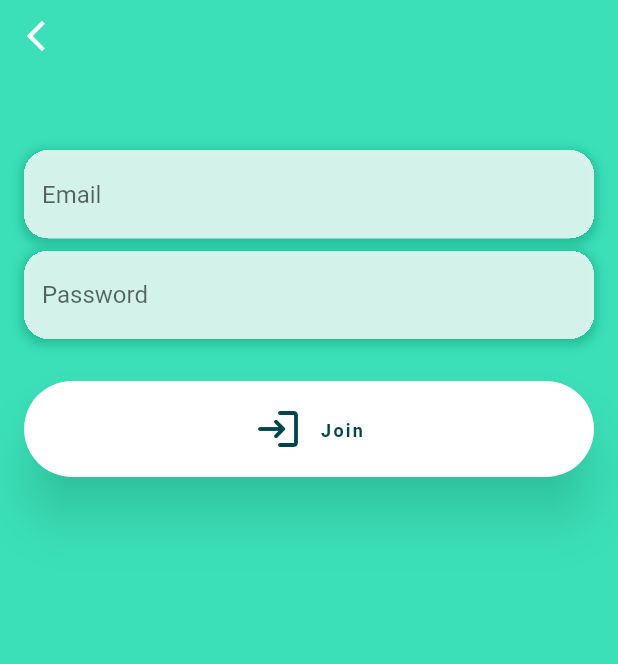
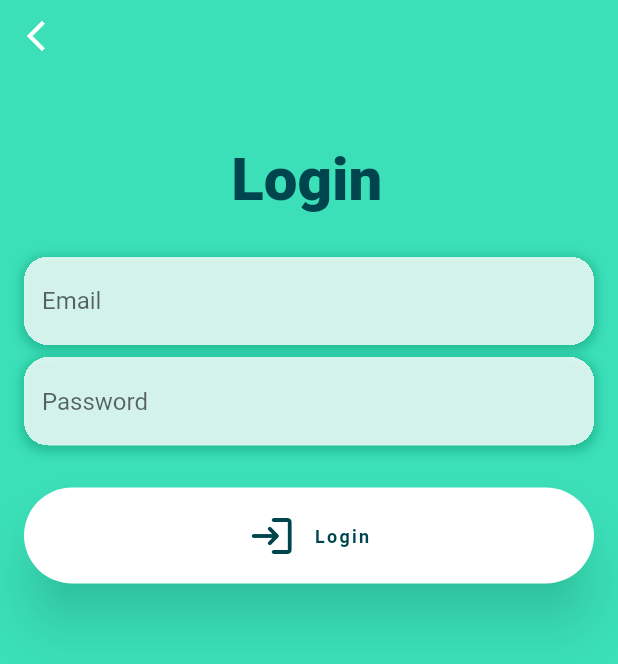
Before and after one commit to davidrichard23/visual-calendar, a Flutter app: the screen it shows after launch, after a tap on "Login", on a phone screen of 412 x 824 dp. Shown: the top 664 px of the screen. Run offline on Flutter 3.47's test engine with Material 2 defaults, Android fonts, the phone set to English and light mode, and no system bars; our stand-ins replace cached_network_image, carousel_slider, confetti, email_validator, flutter_hooks, fluttertoast and 9 more; missing offline and left inert: dart:ffi, icon_decoration, passcode_screen, rake, sheet, syncfusion_flutter_core; generated files the repository leaves out were written again; statements that could not run were skipped.

Commit message:
design: add max width to login screen

```diff
--- /dev/null
+++ b/lib/components/max_width.dart
@@ -0,0 +1,18 @@
+import 'package:flutter/material.dart';
+
+class MaxWidth extends StatelessWidget {
+  final double maxWidth;
+  final Widget child;
+
+  const MaxWidth({required this.maxWidth, required this.child, Key? key})
+      : super(key: key);
+
+  @override
+  Widget build(BuildContext context) {
+    return Column(mainAxisSize: MainAxisSize.min, children: [
+      Flexible(
+          child: ConstrainedBox(
+              constraints: BoxConstraints(maxWidth: maxWidth), child: child))
+    ]);
+  }
+}
--- a/lib/screens/login/email_password.dart
+++ b/lib/screens/login/email_password.dart
@@ -1,5 +1,8 @@
 import 'package:calendar/components/custom_text_form_field.dart';
+import 'package:calendar/components/max_width.dart';
+import 'package:calendar/components/text/h1.dart';
 import 'package:calendar/screens/login/login_button.dart';
+import 'package:calendar/screens/login/login_screen.dart';
 import 'package:calendar/screens/login/login_text_form_field.dart';
 import 'package:email_validator/email_validator.dart';
 import 'package:flutter/material.dart';
@@ -8,9 +11,13 @@ import 'package:realm/realm.dart';
 class EmailPassword extends StatefulWidget {
   final PageController pageController;
   final Function(String, String) onSubmit;
+  final String submitText;
 
   const EmailPassword(
-      {Key? key, required this.pageController, required this.onSubmit})
+      {Key? key,
+      required this.pageController,
+      required this.onSubmit,
+      required this.submitText})
       : super(key: key);
 
   @override
@@ -50,7 +57,10 @@ class _EmailPasswordState extends State<EmailPassword> {
   @override
   Widget build(BuildContext context) {
     return SingleChildScrollView(
-        child: Column(crossAxisAlignment: CrossAxisAlignment.start, children: [
+        child: MaxWidth(
+            maxWidth: maxWidth,
+            child:
+                Column(crossAxisAlignment: CrossAxisAlignment.start, children: [
               IconButton(
                 onPressed: () {
                   FocusManager.instance.primaryFocus?.unfocus();
@@ -74,6 +84,11 @@ class _EmailPasswordState extends State<EmailPassword> {
                             style: const TextStyle(color: Colors.red),
                           ),
                         const SizedBox(height: 16),
+                        H1(
+                          widget.submitText,
+                          large: true,
+                        ),
+                        const SizedBox(height: 24),
                         Form(
                             key: _formKey,
                             child: Column(children: [
@@ -116,12 +131,12 @@ class _EmailPasswordState extends State<EmailPassword> {
                             ])),
                         const SizedBox(height: 16),
                         LoginScreenButton(
-                  text: 'Join',
+                          text: widget.submitText,
                           icon: Icons.login_rounded,
                           onTap: handleOnSubmit,
                           isLoading: isLoading,
                         ),
                       ]))
-    ]));
+            ])));
   }
 }
--- a/lib/screens/login/login_screen.dart
+++ b/lib/screens/login/login_screen.dart
@@ -1,5 +1,6 @@
 import 'dart:async';
 import 'dart:developer';
+import 'package:calendar/components/max_width.dart';
 import 'package:calendar/models/team_model.dart';
 import 'package:calendar/realm/app_services.dart';
 import 'package:calendar/realm/init_realm.dart';
@@ -12,6 +13,8 @@ import 'package:calendar/state/app_state.dart';
 import 'package:flutter/material.dart';
 import 'package:provider/provider.dart';
 import 'package:realm/realm.dart';
+
+const double maxWidth = 500;
 
 enum LoginType {
   login,
@@ -73,11 +76,14 @@ class _LoginScreenState extends State<LoginScreen> {
       }
     }
 
-    createTeam(String teamName, String dependentName) async {
+    createTeam(String dependentName) async {
       try {
         var team = TeamModel.create(
             realmManager.realm!,
-            Team(ObjectId(), ObjectId.fromHexString(currentUser!.id), teamName,
+            Team(
+                ObjectId(),
+                ObjectId.fromHexString(currentUser!.id),
+                '', // teamname is no longer required
                 dependentName));
 
         await Future.delayed(const Duration(milliseconds: 1000), () async {
@@ -130,9 +136,7 @@ class _LoginScreenState extends State<LoginScreen> {
     }
 
     return Scaffold(
-        // drawer: const DrawerComponent(),
         backgroundColor: theme.primaryColor,
-        // appBar: const DailyAppBar(),
         body: Builder(builder: ((context) {
           return SafeArea(
             bottom: false,
@@ -140,37 +144,54 @@ class _LoginScreenState extends State<LoginScreen> {
                 physics: const NeverScrollableScrollPhysics(),
                 controller: _pageController,
                 children: [
+                  // Error
                   if (error != null)
-                    Text(
-                      'Error: ${error!}',
-                      style: const TextStyle(color: Colors.red),
-                    ),
+                    MaxWidth(
+                        maxWidth: maxWidth,
+                        child: Text(
+                          'Error: ${error!}',
+                          style: const TextStyle(color: Colors.red),
+                        )),
+
+                  // Scenario
                   ScenarioSelection(setLoginType: setLoginType),
+
+                  // Dependent
                   if (loginType == LoginType.setupDependent)
                     InviteToken(
                         hideBackButton: true,
                         pageController: _pageController,
                         onSubmit: joinTeam),
+
+                  // Create Team
                   if (loginType == LoginType.createTeam)
                     if (currentUser == null)
                       EmailPassword(
                           pageController: _pageController,
-                          onSubmit: createAccount)
+                          onSubmit: createAccount,
+                          submitText: 'Create Account')
                     else
                       CreateTeam(
                           onSubmit: createTeam,
                           pageController: _pageController),
+
+                  // Join Team
                   if (loginType == LoginType.joinTeam)
                     if (currentUser == null)
                       EmailPassword(
                           pageController: _pageController,
-                          onSubmit: createAccount)
+                          onSubmit: createAccount,
+                          submitText: 'Create Account')
                     else
                       InviteToken(
                           onSubmit: joinTeam, pageController: _pageController),
+
+                  // Login
                   if (loginType == LoginType.login)
                     EmailPassword(
-                        pageController: _pageController, onSubmit: login)
+                        pageController: _pageController,
+                        onSubmit: login,
+                        submitText: 'Login')
                 ]),
           );
         })));
--- a/lib/screens/login/scenario_selection.dart
+++ b/lib/screens/login/scenario_selection.dart
@@ -1,5 +1,6 @@
 import 'dart:developer';
 
+import 'package:calendar/components/max_width.dart';
 import 'package:calendar/components/text/h1.dart';
 import 'package:calendar/components/text/paragraph.dart';
 import 'package:calendar/realm/app_services.dart';
@@ -26,6 +27,8 @@ class _ScenarioSelectionState extends State<ScenarioSelection> {
     final currentUser = app.currentUser;
 
     return SingleChildScrollView(
+        child: MaxWidth(
+            maxWidth: maxWidth,
             child: Container(
                 padding: const EdgeInsets.symmetric(vertical: 32),
                 child: Column(
@@ -40,10 +43,11 @@ class _ScenarioSelectionState extends State<ScenarioSelection> {
                         'Lets Get Started. Select a scenario below.',
                         center: true,
                       ),
-                  const SizedBox(height: 48),
+                      const SizedBox(height: 24),
                       LoginScreenButton(
                           icon: Icons.add_circle_outline,
-                      onTap: () => widget.setLoginType(LoginType.createTeam),
+                          onTap: () =>
+                              widget.setLoginType(LoginType.createTeam),
                           text:
                               'I am caretaker and want to setup a calendar for my dependent.'),
                       LoginScreenButton(
@@ -66,6 +70,6 @@ class _ScenarioSelectionState extends State<ScenarioSelection> {
                                   const Color.fromARGB(100, 195, 255, 239))),
                           onPressed: () => widget.setLoginType(LoginType.login),
                           child: const Paragraph('Login'))
-                ])));
+                    ]))));
   }
 }
```
Also changed, not shown: lib/screens/login/create_team.dart (+46 -36 lines), lib/screens/login/invite_token.dart (+8 -3 lines), lib/util/responsive_layout_helper.dart (added, +25 -0 lines). Lines whose indentation alone changed are shown as unchanged.
